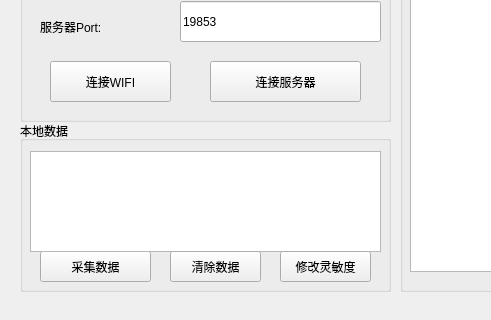
The window that ex06/ex06.ui (2000PJL/Qt_Test) describes before a commit, drawn with Qt 5; both pictures show x 0 to 491 and y 199 to 519 of the 821 by 519 pixel window.
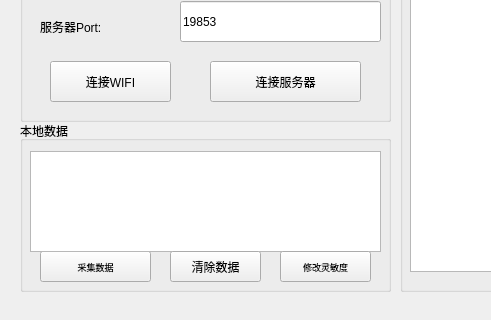
The same window after the commit.

Diff of the .ui file:
```diff
--- a/ex06/ex06.ui
+++ b/ex06/ex06.ui
@@ -200,6 +200,11 @@
       <height>31</height>
      </rect>
     </property>
+    <property name="font">
+     <font>
+      <pointsize>7</pointsize>
+     </font>
+    </property>
     <property name="text">
      <string>采集数据</string>
     </property>
@@ -236,6 +241,11 @@
       <height>31</height>
      </rect>
     </property>
+    <property name="font">
+     <font>
+      <pointsize>7</pointsize>
+     </font>
+    </property>
     <property name="text">
      <string>修改灵敏度</string>
     </property>
```
